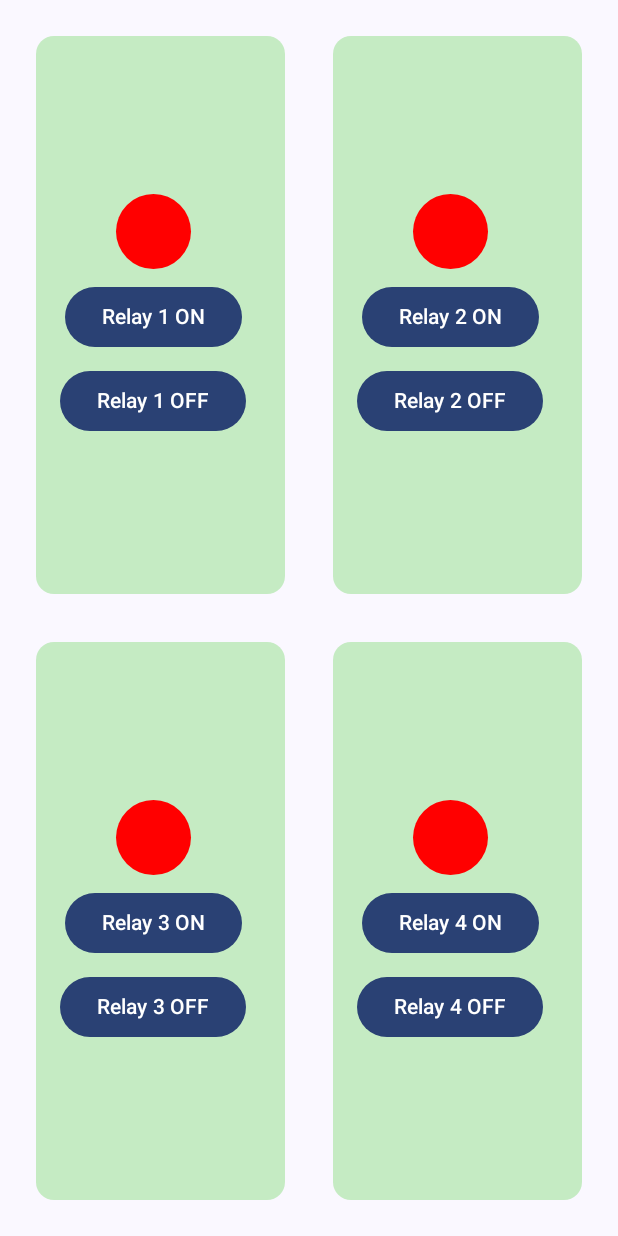
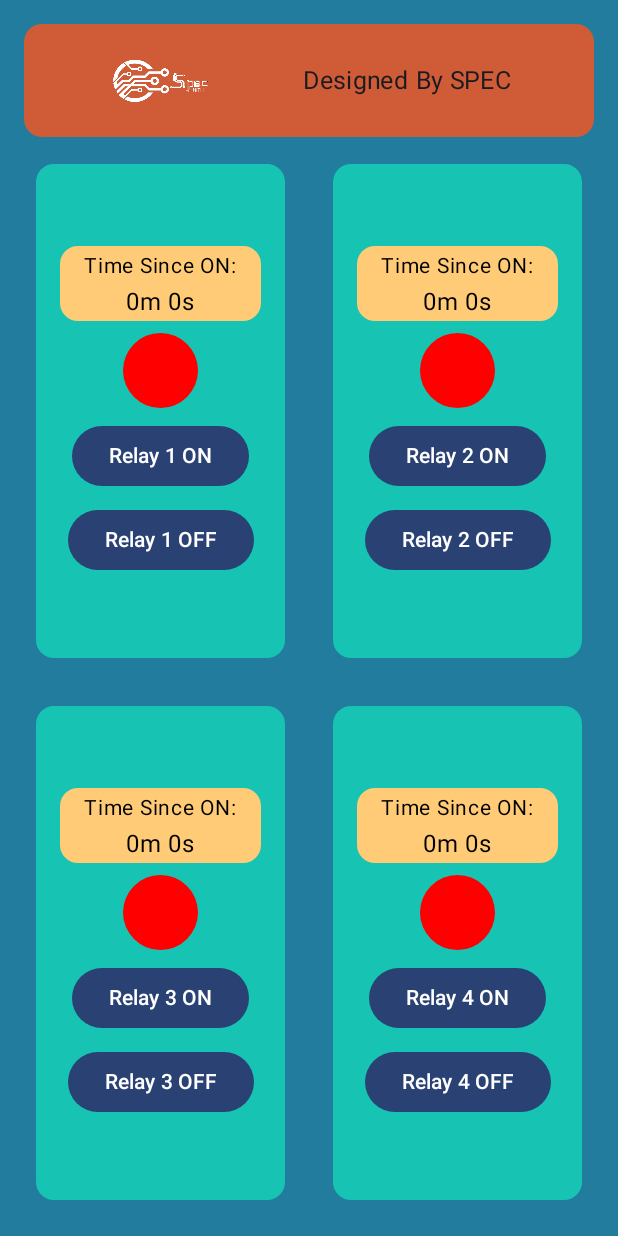
Before and after one commit to harshverma27/Home-Automation, an Android app built with Jetpack Compose: the screen it shows after launch (MainActivity), on a phone screen of 412 x 824 dp. Run offline under Robolectric (Android 15) with nearby library versions, the phone set to English and light mode, and no system bars.

Commit message:
Added Header and Timer

```diff
--- a/Android App/Source Code/app/src/main/java/com/example/relaycontrol/MainActivity.kt
+++ b/Android App/Source Code/app/src/main/java/com/example/relaycontrol/MainActivity.kt
@@ -5,6 +5,7 @@ import android.widget.Toast
 import androidx.activity.ComponentActivity
 import androidx.activity.compose.setContent
 import androidx.activity.enableEdgeToEdge
+import androidx.compose.foundation.Image
 import androidx.compose.foundation.background
 import androidx.compose.foundation.layout.*
 import androidx.compose.foundation.shape.CircleShape
@@ -13,11 +14,16 @@ import androidx.compose.runtime.*
 import androidx.compose.ui.Alignment
 import androidx.compose.ui.Modifier
 import androidx.compose.ui.graphics.Color
+import androidx.compose.ui.graphics.painter.Painter
+import androidx.compose.ui.node.ModifierNodeElement
 import androidx.compose.ui.platform.LocalContext
+import androidx.compose.ui.res.painterResource
 import androidx.compose.ui.text.style.TextAlign
 import androidx.compose.ui.tooling.preview.Preview
 import androidx.compose.ui.unit.dp
+import androidx.compose.ui.unit.sp
 import com.example.relaycontrol.ui.theme.RelaycontrolTheme
+import kotlinx.coroutines.delay
 import okhttp3.OkHttpClient
 import okhttp3.Request
 import kotlin.concurrent.thread
@@ -29,7 +35,7 @@ class MainActivity : ComponentActivity() {
         setContent {
             RelaycontrolTheme {
                 Scaffold(modifier = Modifier.fillMaxSize()) { innerPadding ->
-                    RelayControlApp(modifier = Modifier.padding(innerPadding))
+                    RelayControlApp(modifier = Modifier.padding(innerPadding).background(color = Color(34, 124, 157)))
                 }
             }
         }
@@ -37,9 +43,10 @@ class MainActivity : ComponentActivity() {
 }
 
 @Composable
-fun RelayControlApp(modifier: Modifier = Modifier.background(color = Color(167, 144, 165))) {
+fun RelayControlApp(modifier: Modifier = Modifier) {
     val context = LocalContext.current
     val client = OkHttpClient()
+
 
     // State to track if each relay is ON or OFF
     var relay1State by remember { mutableStateOf(false) }
@@ -53,6 +60,9 @@ fun RelayControlApp(modifier: Modifier = Modifier.background(color = Color(167,
             .padding(16.dp),
         verticalArrangement = Arrangement.SpaceBetween
     ) {
+
+        HeaderSection(modifier = Modifier)
+        Spacer(modifier = Modifier.height(10.dp))
         // Upper row: Relay 1 (left) and Relay 2 (right)
         Row(
             modifier = Modifier
@@ -121,12 +131,21 @@ fun RelayButtonAndIndicator(
     modifier: Modifier = Modifier
 ) {
     var localRelayState by remember { mutableStateOf(isRelayOn) }
+    var elapsedTime by remember { mutableStateOf(0) } // Timer in seconds
+
+    // Launch the timer when relay is ON
+    LaunchedEffect(localRelayState) {
+        while (localRelayState) {
+            delay(1000L) // Wait for 1 second
+            elapsedTime++ // Increase time by 1 second
+        }
+    }
 
     Card(
         modifier = modifier
             .padding(8.dp)
             .fillMaxHeight(),
-        colors = CardDefaults.cardColors(containerColor = Color(197, 235, 195))
+        colors = CardDefaults.cardColors(containerColor = Color(23, 195, 178))
     ) {
         Column(
             horizontalAlignment = Alignment.CenterHorizontally,
@@ -135,6 +154,36 @@ fun RelayButtonAndIndicator(
                 .fillMaxHeight()
                 .padding(16.dp)
         ) {
+            // Timer Display
+            Card(
+                modifier = Modifier
+                    .fillMaxWidth()
+                    .height(50.dp)
+                    .align(Alignment.CenterHorizontally),
+                colors = CardDefaults.cardColors(containerColor = Color(255, 203, 119)) // Optional background color
+            ) {
+                Column(
+                    modifier = Modifier
+                        .fillMaxSize(),
+                    horizontalAlignment = Alignment.CenterHorizontally, // Centers children horizontally
+                    verticalArrangement = Arrangement.Center // Centers children vertically
+                ) {
+                    Text(
+                        text = "Time Since ON:",
+                        color = Color.Black,
+                        fontSize = 14.sp
+                    )
+                    Text(
+                        text = "${elapsedTime / 60}m ${elapsedTime % 60}s",
+                        color = Color.Black,
+                        fontSize = 16.sp
+                    )
+                }
+            }
+
+
+            Spacer(modifier = Modifier.height(8.dp))
+
             // Relay status indicator (circle)
             Box(
                 modifier = Modifier
@@ -152,6 +201,7 @@ fun RelayButtonAndIndicator(
                 sendRequest("http://192.168.137.138/relay$relayNumber/on", client, context) { success ->
                     if (success) {
                         localRelayState = true
+                        elapsedTime = 0 // Reset the timer when relay turns ON
                         onRelayChange(true)
                     }
                 }
@@ -176,6 +226,7 @@ fun RelayButtonAndIndicator(
     }
 }
 
+
 fun sendRequest(url: String, client: OkHttpClient, context: android.content.Context, onResult: (Boolean) -> Unit) {
     thread {
         try {
@@ -199,6 +250,32 @@ fun sendRequest(url: String, client: OkHttpClient, context: android.content.Cont
         }
     }
 }
+@Composable
+fun HeaderSection(modifier: Modifier = Modifier) {
+    Card(
+        modifier = modifier.fillMaxWidth(),
+        colors = CardDefaults.cardColors(containerColor = Color(207, 92, 54))
+    ) {
+        Row(
+            modifier = Modifier
+                .fillMaxWidth()
+                .padding(0.dp),
+            horizontalArrangement = Arrangement.SpaceEvenly, // Centers content horizontally
+            verticalAlignment = Alignment.CenterVertically // Centers content vertically
+        ) {
+            Image(
+                painter = painterResource(id = R.drawable.img), // Replace with your image name
+                contentDescription = "Logo",
+                modifier = Modifier.size(75.dp) // Adjust size as needed
+            )
+            Text(
+                text = "Designed By SPEC",
+                textAlign = TextAlign.Center, fontSize = 16.5.sp
+            )
+
+        }
+    }
+}
 
 @Preview(showBackground = true)
 @Composable
```
Also changed, not shown: Android App/Source Code/app/src/main/res/drawable/img.png (added), Android App/Source Code/app/src/main/res/mipmap-hdpi/img.png (added).
